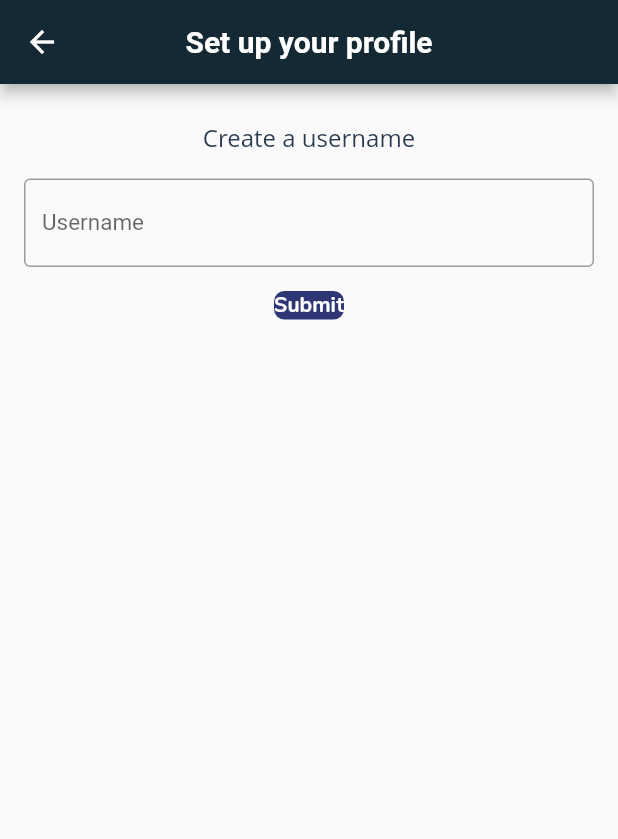
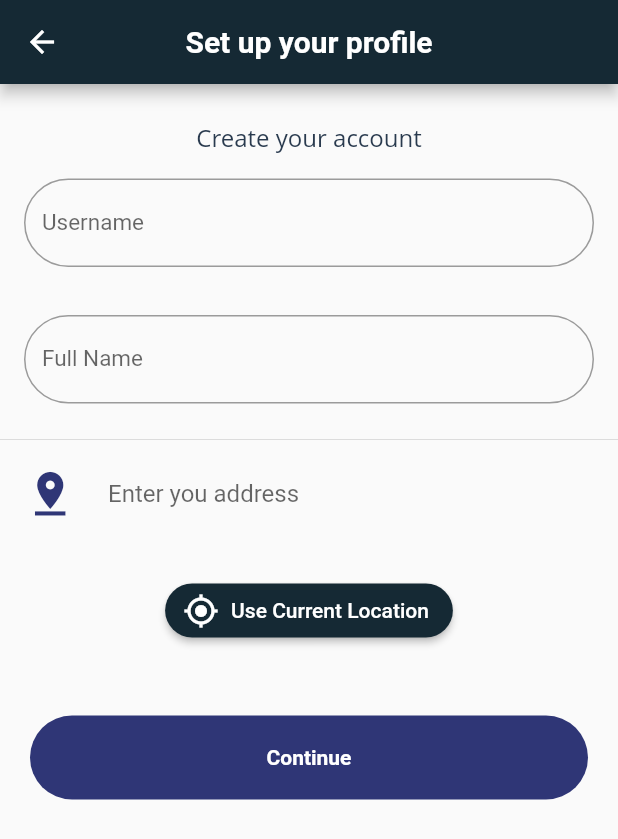
Before and after one commit to hasibullah1811/covid-19-helping-hand-find-help-nearby, a Flutter app: the CreateAccount screen opened directly, on a phone screen of 412 x 824 dp. Shown: the top 839 px of the screen. Run offline on Flutter 3.47's test engine with Material 2 defaults, Android fonts, the phone set to English and light mode, and no system bars; our stand-ins replace cloud_firestore, firebase_auth, flutter_svg, font_awesome_flutter, geolocator, google_maps_flutter and 4 more; missing offline and left inert: flutter_polyline_points; accounts and stored records are empty; Roboto replaces fonts that are missing (Open Sans).

Commit message:
Create account functionality implemented for Google Sign in

```diff
--- a/lib/main.dart
+++ b/lib/main.dart
@@ -2,7 +2,6 @@ import 'package:firebase_auth/firebase_auth.dart';
 import 'package:flutter/material.dart';
 import 'package:helping_hand/screens/homeScreen.dart';
 import 'package:helping_hand/screens/loginScreen.dart';
-import 'package:helping_hand/screens/onBoardingScreen.dart';
 import 'config/config.dart';
 
 void main() {
--- a/lib/screens/createAccount.dart
+++ b/lib/screens/createAccount.dart
@@ -1,21 +1,38 @@
 import 'package:flutter/material.dart';
 import 'package:helping_hand/components/header.dart';
 import 'package:helping_hand/config/config.dart';
+import 'package:geolocator/geolocator.dart';
 
 class CreateAccount extends StatefulWidget {
+  // final String userName;
+  // final String fullName;
+  // final String address;
+  // CreateAccount({this.userName, this.fullName, this.address});
   @override
   _CreateAccountState createState() => _CreateAccountState();
 }
 
 class _CreateAccountState extends State<CreateAccount> {
+  List<String> userDetails = [];
   String username;
-  final _formKey = GlobalKey<FormState>();
+  String fullName;
+  final _formKeyFirst = GlobalKey<FormState>();
+  final _formKeySecond = GlobalKey<FormState>();
+  //final _formKeyThird = GlobalKey<FormState>();
+  TextEditingController locationController = TextEditingController();
+   TextEditingController fullNameController = TextEditingController();
 
 
-  submit(){
-    _formKey.currentState.save();
-    Navigator.pop(context, username);
+  submit() {
+    _formKeyFirst.currentState.save();
+    _formKeySecond.currentState.save();
+    userDetails.add(username);
+    userDetails.add(fullName);
+    userDetails.add(locationController.text);
+    Navigator.pop(context, userDetails);
+
   }
+
   @override
   Widget build(BuildContext context) {
     return Scaffold(
@@ -29,7 +46,7 @@ class _CreateAccountState extends State<CreateAccount> {
                   padding: EdgeInsets.only(top: 25.0),
                   child: Center(
                     child: Text(
-                      "Create a username",
+                      "Create your account",
                       style: primaryBodyTextStyle,
                     ),
                   ),
@@ -38,11 +55,12 @@ class _CreateAccountState extends State<CreateAccount> {
                   padding: EdgeInsets.all(16.0),
                   child: Container(
                     child: Form(
-                      key: _formKey,
+                      key: _formKeyFirst,
                       child: TextFormField(
                         onSaved: (val) => username = val,
                         decoration: InputDecoration(
-                            border: OutlineInputBorder(),
+                            border: OutlineInputBorder(
+                                borderRadius: BorderRadius.circular(30.0)),
                             labelStyle: TextStyle(fontSize: 15.0),
                             labelText: "Username",
                             hintText: "Must be at least 3 characters"),
@@ -50,16 +68,78 @@ class _CreateAccountState extends State<CreateAccount> {
                     ),
                   ),
                 ),
-                GestureDetector(
+                Padding(
+                  padding: EdgeInsets.all(16.0),
+                  child: Container(
+                    child: Form(
+                      key: _formKeySecond,
+                      child: TextFormField(
+                        onSaved: (fullname) => fullName = fullname,
+                        decoration: InputDecoration(
+                            border: OutlineInputBorder(
+                                borderRadius: BorderRadius.circular(30.0)),
+                            labelStyle: TextStyle(fontSize: 15.0),
+                            labelText: "Full Name",
+                            hintText: "Your Display Name"),
+                      ),
+                    ),
+                  ),
+                ),
+                Divider(),
+                ListTile(
+                  leading: Icon(
+                    Icons.pin_drop,
+                    color: secondaryColor,
+                    size: 35.0,
+                  ),
+                  title: Container(
+                    width: 250.0,
+                    child: TextField(
+                      //key: _formKeyThird,
+                      controller: locationController,
+                      decoration: InputDecoration(
+                        hintText: "Enter you address",
+                        border: InputBorder.none,
+                      ),
+                    ),
+                  ),
+                ),
+                Container(
+                  width: 200.0,
+                  height: 100.0,
+                  alignment: Alignment.center,
+                  child: RaisedButton.icon(
+                    label: Text(
+                      "Use Current Location",
+                      style: TextStyle(color: Colors.white),
+                    ),
+                    shape: RoundedRectangleBorder(
+                      borderRadius: BorderRadius.circular(30.0),
+                    ),
+                    color: primaryColor,
+                    onPressed: getUserLocation,
+                    icon: Icon(
+                      Icons.my_location,
+                      color: Colors.white,
+                    ),
+                  ),
+                ),
+                InkWell(
                   onTap: submit,
                   child: Container(
                     decoration: BoxDecoration(
                       color: buttonBgColor,
-                      borderRadius: BorderRadius.circular(7.0),
+                      borderRadius: BorderRadius.circular(30.0),
                     ),
-                    child: Text(
-                      "Submit",
-                      style: buttonTextStyle,
+                    width: MediaQuery.of(context).size.width,
+                    margin: EdgeInsets.symmetric(horizontal: 20, vertical: 20),
+                    padding: EdgeInsets.symmetric(horizontal: 20, vertical: 20),
+                    child: Center(
+                      child: Text(
+                        "Continue",
+                        style: TextStyle(
+                            color: Colors.white, fontWeight: FontWeight.bold),
+                      ),
                     ),
                   ),
                 ),
@@ -70,4 +150,18 @@ class _CreateAccountState extends State<CreateAccount> {
       ),
     );
   }
+
+  getUserLocation() async {
+    Position position = await Geolocator()
+        .getCurrentPosition(desiredAccuracy: LocationAccuracy.best);
+    List<Placemark> placemarks = await Geolocator()
+        .placemarkFromCoordinates(position.latitude, position.longitude);
+    Placemark placemark = placemarks[0];
+    String completeAddress =
+        '${placemark.subThoroughfare} ${placemark.thoroughfare}, ${placemark.subLocality} ${placemark.locality}, ${placemark.subAdministrativeArea}, ${placemark.administrativeArea} ${placemark.postalCode}, ${placemark.country}';
+    //print(completeAddress);
+    String formattedAddress =
+        "${placemark.subLocality} ${placemark.subThoroughfare}, ${placemark.thoroughfare}, ${placemark.locality}, ${placemark.country}";
+    locationController.text = formattedAddress;
+  }
 }
--- a/lib/screens/loginScreen.dart
+++ b/lib/screens/loginScreen.dart
@@ -305,12 +305,14 @@ class _LoginScreenState extends State<LoginScreen> {
         final username = await Navigator.push(
             context, MaterialPageRoute(builder: (context) => CreateAccount()));
         _db.collection("users").document(currentUser.id).setData({
-          "username" : username,
-          "displayName": currentUser.displayName,
+          "username" : username[0],
+          "displayName": username[1],
           "email": currentUser.email,
           "photUrl": currentUser.photoUrl,
           "timestamp": timestamp,
           "signin_method": user.providerId,
+          "location" : username[2],
+          "uid" : user.uid,
         });
       }
 
--- a/pubspec.yaml
+++ b/pubspec.yaml
@@ -20,6 +20,7 @@ dependencies:
   firebase_auth: ^0.15.5+3
   cloud_firestore: ^0.13.0+1
   google_sign_in: ^4.4.1
+  geolocator: ^5.2.0
   intl_phone_number_input: ^0.3.0
   font_awesome_flutter: ^8.8.1
   flutter_svg: ^0.17.4
```
Also changed, not shown: pubspec.lock.
